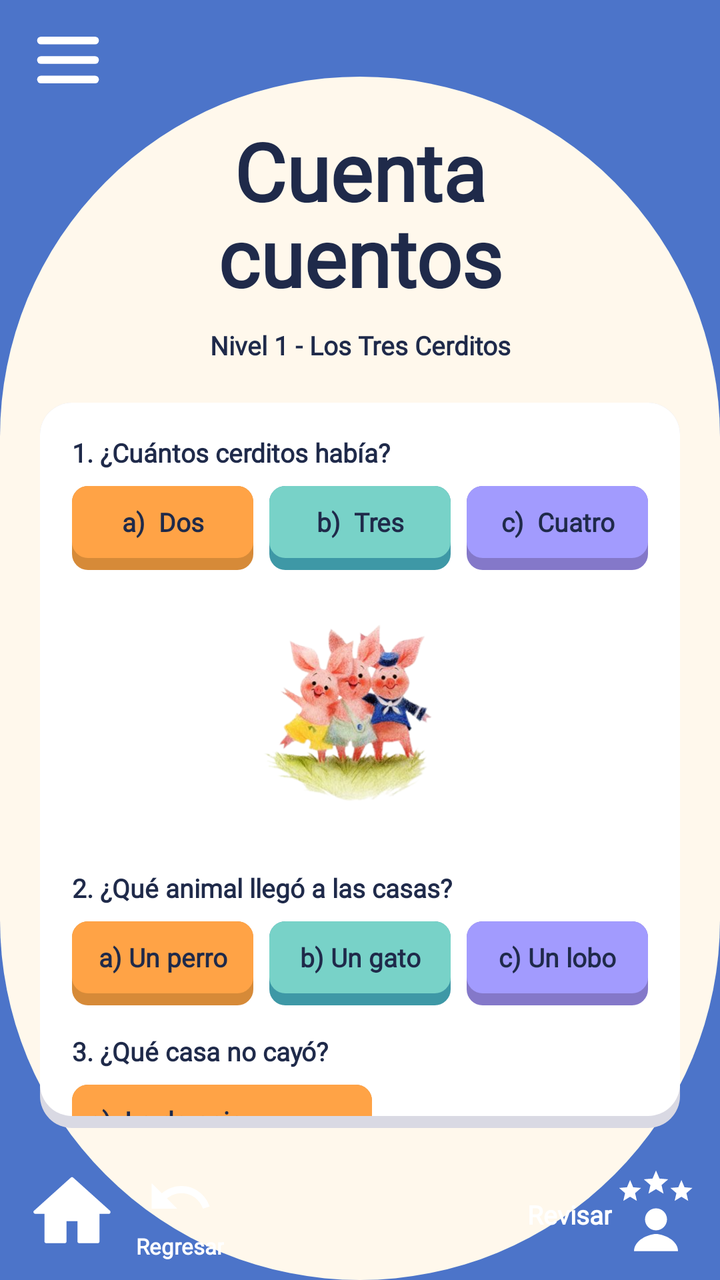
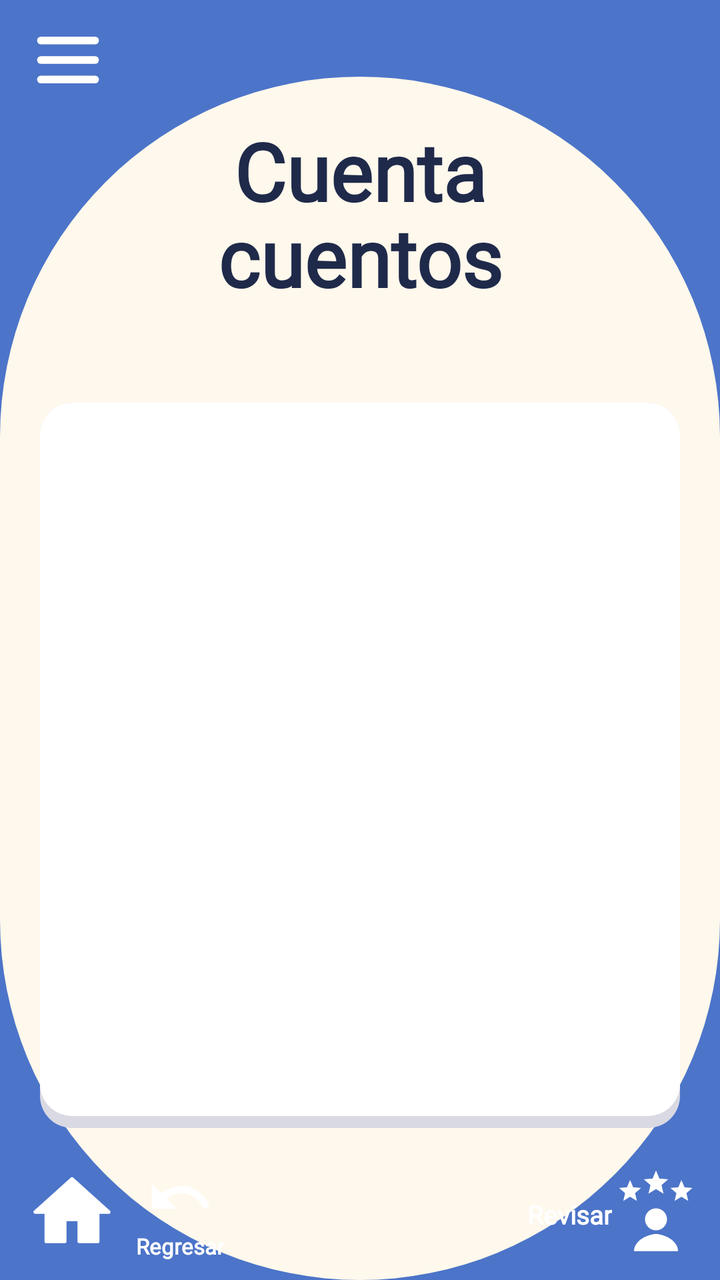

Compare the two renders of this Android layout. The source of the first and the diff that turns it into the second are given below.
<!-- AndroidManifest.xml: application theme Theme.Wordy -->
<!-- res/layout/activity_cuento_preguntas.xml -->
<?xml version="1.0" encoding="utf-8"?>
<androidx.constraintlayout.widget.ConstraintLayout
    xmlns:android="http://schemas.android.com/apk/res/android"
    xmlns:app="http://schemas.android.com/apk/res-auto"
    xmlns:tools="http://schemas.android.com/tools"
    android:layout_width="match_parent"
    android:layout_height="match_parent"
    android:background="@color/wordy_blue"
    android:fitsSystemWindows="true"
    tools:context=".CuentoPreguntasActivity"
    tools:ignore="HardcodedText">

    <androidx.constraintlayout.widget.Guideline
        android:id="@+id/glCremaTop"
        android:layout_width="wrap_content"
        android:layout_height="wrap_content"
        android:orientation="horizontal"
        app:layout_constraintGuide_percent="0.06" />

    <View
        android:id="@+id/bgCrema"
        android:layout_width="0dp"
        android:layout_height="0dp"
        android:background="@drawable/bg_oval_cream"
        app:layout_constraintBottom_toBottomOf="parent"
        app:layout_constraintEnd_toEndOf="parent"
        app:layout_constraintStart_toStartOf="parent"
        app:layout_constraintTop_toTopOf="@id/glCremaTop" />

    <include
        android:id="@+id/header"
        layout="@layout/header_wordy"
        android:layout_width="match_parent"
        android:layout_height="wrap_content"
        app:layout_constraintTop_toTopOf="parent" />

    <TextView
        android:id="@+id/tvTitulo"
        style="@style/WordyTitulo"
        android:layout_marginTop="4dp"
        android:text="@string/titulo_cuenta_cuentos"
        app:layout_constraintEnd_toEndOf="parent"
        app:layout_constraintStart_toStartOf="parent"
        app:layout_constraintTop_toBottomOf="@id/header" />

    <TextView
        android:id="@+id/tvSubtitulo"
        style="@style/WordySubtitulo"
        android:layout_marginTop="10dp"
        android:text="@string/subtitulo_lectura"
        app:layout_constraintEnd_toEndOf="parent"
        app:layout_constraintStart_toStartOf="parent"
        app:layout_constraintTop_toBottomOf="@id/tvTitulo" />

    <androidx.core.widget.NestedScrollView
        android:id="@+id/cardPreguntas"
        android:layout_width="0dp"
        android:layout_height="0dp"
        android:layout_marginStart="20dp"
        android:layout_marginTop="20dp"
        android:layout_marginEnd="20dp"
        android:layout_marginBottom="10dp"
        android:background="@drawable/bg_card_white"
        android:paddingBottom="6dp"
        app:layout_constraintBottom_toTopOf="@id/footer"
        app:layout_constraintEnd_toEndOf="parent"
        app:layout_constraintStart_toStartOf="parent"
        app:layout_constraintTop_toBottomOf="@id/tvSubtitulo">

        <LinearLayout
            android:layout_width="match_parent"
            android:layout_height="wrap_content"
            android:orientation="vertical"
            android:padding="16dp">

            <TextView
                style="@style/WordyCuerpo"
                android:layout_width="wrap_content"
                android:layout_height="wrap_content"
                android:text="1. ¿Cuántos cerditos había?" />

            <LinearLayout
                android:layout_width="match_parent"
                android:layout_height="wrap_content"
                android:layout_marginTop="8dp"
                android:orientation="horizontal">

                <TextView
                    android:id="@+id/p1OpcionA"
                    style="@style/WordyOpcion"
                    android:layout_width="0dp"
                    android:layout_weight="1"
                    android:background="@drawable/bg_field_orange"
                    android:text="a)  Dos" />

                <TextView
                    android:id="@+id/p1OpcionB"
                    style="@style/WordyOpcion"
                    android:layout_width="0dp"
                    android:layout_marginStart="8dp"
                    android:layout_weight="1"
                    android:background="@drawable/bg_field_teal"
                    android:text="b)  Tres" />

                <TextView
                    android:id="@+id/p1OpcionC"
                    style="@style/WordyOpcion"
                    android:layout_width="0dp"
                    android:layout_marginStart="8dp"
                    android:layout_weight="1"
                    android:background="@drawable/bg_field_purple"
                    android:text="c)  Cuatro" />
            </LinearLayout>

            <ImageView
                android:id="@+id/ivCerditos"
                android:layout_width="match_parent"
                android:layout_height="130dp"
                android:layout_marginTop="10dp"
                android:contentDescription="@null"
                android:src="@drawable/img_tres_cerditos" />

            <TextView
                style="@style/WordyCuerpo"
                android:layout_width="wrap_content"
                android:layout_height="wrap_content"
                android:layout_marginTop="10dp"
                android:text="2. ¿Qué animal llegó a las casas?" />

            <LinearLayout
                android:layout_width="match_parent"
                android:layout_height="wrap_content"
                android:layout_marginTop="8dp"
                android:orientation="horizontal">

                <TextView
                    android:id="@+id/p2OpcionA"
                    style="@style/WordyOpcion"
                    android:layout_width="0dp"
                    android:layout_weight="1"
                    android:background="@drawable/bg_field_orange"
                    android:text="a) Un perro" />

                <TextView
                    android:id="@+id/p2OpcionB"
                    style="@style/WordyOpcion"
                    android:layout_width="0dp"
                    android:layout_marginStart="8dp"
                    android:layout_weight="1"
                    android:background="@drawable/bg_field_teal"
                    android:text="b) Un gato" />

                <TextView
                    android:id="@+id/p2OpcionC"
                    style="@style/WordyOpcion"
                    android:layout_width="0dp"
                    android:layout_marginStart="8dp"
                    android:layout_weight="1"
                    android:background="@drawable/bg_field_purple"
                    android:text="c) Un lobo" />
            </LinearLayout>

            <TextView
                style="@style/WordyCuerpo"
                android:layout_width="wrap_content"
                android:layout_height="wrap_content"
                android:layout_marginTop="14dp"
                android:text="3. ¿Qué casa no cayó?" />

            <TextView
                android:id="@+id/p3OpcionA"
                style="@style/WordyOpcion"
                android:layout_width="150dp"
                android:layout_marginTop="8dp"
                android:background="@drawable/bg_field_orange"
                android:gravity="center_vertical"
                android:text="a)  La de paja" />

            <TextView
                android:id="@+id/p3OpcionB"
                style="@style/WordyOpcion"
                android:layout_width="150dp"
                android:layout_marginTop="8dp"
                android:background="@drawable/bg_field_teal"
                android:gravity="center_vertical"
                android:text="b)  La de madera" />

            <TextView
                android:id="@+id/p3OpcionC"
                style="@style/WordyOpcion"
                android:layout_width="150dp"
                android:layout_marginTop="8dp"
                android:background="@drawable/bg_field_purple"
                android:gravity="center_vertical"
                android:text="c)  La de piedra" />
        </LinearLayout>
    </androidx.core.widget.NestedScrollView>

    <include
        android:id="@+id/footer"
        layout="@layout/footer_home_regresar_revisar"
        android:layout_width="match_parent"
        android:layout_height="wrap_content"
        app:layout_constraintBottom_toBottomOf="parent" />
</androidx.constraintlayout.widget.ConstraintLayout>
<!-- res/layout/header_wordy.xml (included above) -->
<?xml version="1.0" encoding="utf-8"?>
<androidx.constraintlayout.widget.ConstraintLayout
    xmlns:android="http://schemas.android.com/apk/res/android"
    xmlns:app="http://schemas.android.com/apk/res-auto"
    android:layout_width="match_parent"
    android:layout_height="64dp">

    <ImageView
        android:id="@+id/btnMenu"
        android:layout_width="48dp"
        android:layout_height="48dp"
        android:layout_marginStart="10dp"
        android:background="?attr/selectableItemBackgroundBorderless"
        android:contentDescription="@string/menu"
        android:padding="6dp"
        android:src="@drawable/ic_hamburguesa"
        app:layout_constraintBottom_toBottomOf="parent"
        app:layout_constraintStart_toStartOf="parent"
        app:layout_constraintTop_toTopOf="parent" />

    <FrameLayout
        android:layout_width="160dp"
        android:layout_height="60dp"
        android:layout_marginEnd="6dp"
        app:layout_constraintBottom_toBottomOf="parent"
        app:layout_constraintEnd_toEndOf="parent"
        app:layout_constraintTop_toTopOf="parent">

        <ImageView
            android:layout_width="160dp"
            android:layout_height="wrap_content"
            android:layout_marginTop="-111dp"
            android:adjustViewBounds="true"
            android:contentDescription="@string/logo_wordy"
            android:src="@drawable/logo_wordy" />
    </FrameLayout>
</androidx.constraintlayout.widget.ConstraintLayout>
<!-- res/layout/footer_home_regresar_revisar.xml (included above) -->
<?xml version="1.0" encoding="utf-8"?>
<androidx.constraintlayout.widget.ConstraintLayout
    xmlns:android="http://schemas.android.com/apk/res/android"
    xmlns:app="http://schemas.android.com/apk/res-auto"
    android:layout_width="match_parent"
    android:layout_height="wrap_content"
    android:paddingStart="10dp"
    android:paddingTop="6dp"
    android:paddingEnd="10dp"
    android:paddingBottom="8dp">

    <ImageView
        android:id="@+id/btnHome"
        android:layout_width="52dp"
        android:layout_height="52dp"
        android:background="?attr/selectableItemBackgroundBorderless"
        android:contentDescription="@string/inicio"
        android:padding="4dp"
        android:src="@drawable/ic_home"
        app:layout_constraintBottom_toBottomOf="parent"
        app:layout_constraintStart_toStartOf="parent"
        app:layout_constraintTop_toTopOf="parent" />

    <LinearLayout
        android:id="@+id/btnRegresar"
        android:layout_width="wrap_content"
        android:layout_height="wrap_content"
        android:layout_marginStart="6dp"
        android:background="?attr/selectableItemBackgroundBorderless"
        android:clickable="true"
        android:focusable="true"
        android:gravity="center_horizontal"
        android:orientation="vertical"
        app:layout_constraintBottom_toBottomOf="parent"
        app:layout_constraintStart_toEndOf="@id/btnHome"
        app:layout_constraintTop_toTopOf="parent">

        <ImageView
            android:layout_width="38dp"
            android:layout_height="34dp"
            android:contentDescription="@string/regresar"
            android:src="@drawable/ic_regresar" />

        <TextView
            style="@style/WordyFooterTexto"
            android:layout_width="wrap_content"
            android:layout_height="wrap_content"
            android:text="@string/regresar" />
    </LinearLayout>

    <LinearLayout
        android:id="@+id/btnRevisar"
        android:layout_width="wrap_content"
        android:layout_height="wrap_content"
        android:background="?attr/selectableItemBackgroundBorderless"
        android:clickable="true"
        android:focusable="true"
        android:gravity="bottom"
        android:orientation="horizontal"
        app:layout_constraintBottom_toBottomOf="parent"
        app:layout_constraintEnd_toEndOf="parent"
        app:layout_constraintTop_toTopOf="parent">

        <TextView
            style="@style/WordyFooterTexto"
            android:layout_width="wrap_content"
            android:layout_height="wrap_content"
            android:layout_marginBottom="6dp"
            android:text="@string/revisar"
            android:textSize="13sp" />

        <ImageView
            android:layout_width="44dp"
            android:layout_height="44dp"
            android:contentDescription="@string/revisar"
            android:src="@drawable/ic_revisar" />
    </LinearLayout>
</androidx.constraintlayout.widget.ConstraintLayout>
<!-- resources referenced by this layout -->
<resources>
  <color name="wordy_blue">#4C74C9</color>
  <!-- drawable bg_field_orange (drawable) -->
  <layer-list xmlns:android="http://schemas.android.com/apk/res/android">
      <item>
          <shape><solid android:color="@color/wordy_orange_dark"/><corners android:radius="8dp"/></shape>
      </item>
      <item android:bottom="6dp">
          <shape><solid android:color="@color/wordy_orange"/><corners android:radius="8dp"/></shape>
      </item>
  </layer-list>
  <!-- drawable bg_field_purple (drawable) -->
  <layer-list xmlns:android="http://schemas.android.com/apk/res/android">
      <item>
          <shape><solid android:color="@color/wordy_purple_dark"/><corners android:radius="8dp"/></shape>
      </item>
      <item android:bottom="6dp">
          <shape><solid android:color="@color/wordy_purple"/><corners android:radius="8dp"/></shape>
      </item>
  </layer-list>
  <!-- drawable bg_field_teal (drawable) -->
  <layer-list xmlns:android="http://schemas.android.com/apk/res/android">
      <item>
          <shape><solid android:color="@color/wordy_teal_dark"/><corners android:radius="8dp"/></shape>
      </item>
      <item android:bottom="6dp">
          <shape><solid android:color="@color/wordy_teal"/><corners android:radius="8dp"/></shape>
      </item>
  </layer-list>
  <!-- drawable bg_oval_cream (drawable) -->
  <shape xmlns:android="http://schemas.android.com/apk/res/android"
      android:shape="rectangle">
      <solid android:color="@color/wordy_cream"/>
      <corners android:radius="230dp"/>
  </shape>
  <!-- drawable img_tres_cerditos: png bitmap (drawable, 676595 bytes) -->
  <string name="inicio">Inicio</string>
  <string name="logo_wordy">Logo de Wordy</string>
  <string name="menu">Menú</string>
  <string name="regresar">Regresar</string>
  <string name="revisar">Revisar</string>
  <string name="subtitulo_lectura">Nivel 1 - Los Tres Cerditos</string>
  <string name="titulo_cuenta_cuentos">Cuenta\ncuentos</string>
  <style name="WordyCuerpo">
          <item name="android:fontFamily">@font/varela_normal</item>
          <item name="android:lineSpacingMultiplier">1.12</item>
          <item name="android:textColor">@color/wordy_navy</item>
          <item name="android:textSize">13sp</item>
          <item name="android:textStyle">bold</item>
      </style>
  <style name="WordyFooterTexto">
          <item name="android:fontFamily">@font/varela_normal</item>
          <item name="android:textColor">@color/wordy_white</item>
          <item name="android:textSize">11sp</item>
          <item name="android:textStyle">bold</item>
      </style>
  <style name="WordyOpcion">
          <item name="android:layout_height">42dp</item>
          <item name="android:clickable">true</item>
          <item name="android:focusable">true</item>
          <item name="android:fontFamily">@font/varela_normal</item>
          <item name="android:gravity">center</item>
          <item name="android:maxLines">1</item>
          <item name="android:paddingBottom">6dp</item>
          <item name="android:paddingStart">8dp</item>
          <item name="android:paddingEnd">8dp</item>
          <item name="android:textColor">@color/wordy_navy</item>
          <item name="android:textSize">13sp</item>
          <item name="android:textStyle">bold</item>
      </style>
  <style name="Theme.Wordy" parent="Base.Theme.Wordy" />
  <color name="wordy_shadow_gray">#D9D9E3</color>
  <color name="wordy_orange_dark">#D68A38</color>
  <color name="wordy_orange">#FFA346</color>
  <color name="wordy_purple_dark">#8478C9</color>
  <color name="wordy_purple">#A29BFE</color>
  <color name="wordy_teal_dark">#3E98A6</color>
  <color name="wordy_teal">#78D2C8</color>
  <color name="wordy_cream">#FFF8EC</color>
  <color name="wordy_navy">#1F2A4A</color>
  <color name="wordy_white">#FFFF</color>
  <style name="Base.Theme.Wordy" parent="Theme.Material3.DayNight.NoActionBar">
          
          
      </style>
  <!-- unchanged entries left out for length: 8 -->
</resources>

<!-- the commit's change to res/layout/activity_cuento_preguntas.xml (unified diff, before → after) -->
@@ -7,8 +7,7 @@
     android:layout_height="match_parent"
     android:background="@color/wordy_blue"
     android:fitsSystemWindows="true"
-    tools:context=".CuentoPreguntasActivity"
-    tools:ignore="HardcodedText">
+    tools:context=".CuentoPreguntasActivity">
 
     <androidx.constraintlayout.widget.Guideline
         android:id="@+id/glCremaTop"
@@ -47,7 +46,6 @@
         android:id="@+id/tvSubtitulo"
         style="@style/WordySubtitulo"
         android:layout_marginTop="10dp"
-        android:text="@string/subtitulo_lectura"
         app:layout_constraintEnd_toEndOf="parent"
         app:layout_constraintStart_toStartOf="parent"
         app:layout_constraintTop_toBottomOf="@id/tvTitulo" />
@@ -68,132 +66,14 @@
         app:layout_constraintTop_toBottomOf="@id/tvSubtitulo">
 
         <LinearLayout
+            android:id="@+id/llPreguntas"
             android:layout_width="match_parent"
             android:layout_height="wrap_content"
             android:orientation="vertical"
-            android:padding="16dp">
-
-            <TextView
-                style="@style/WordyCuerpo"
-                android:layout_width="wrap_content"
-                android:layout_height="wrap_content"
-                android:text="1. ¿Cuántos cerditos había?" />
-
-            <LinearLayout
-                android:layout_width="match_parent"
-                android:layout_height="wrap_content"
-                android:layout_marginTop="8dp"
-                android:orientation="horizontal">
-
-                <TextView
-                    android:id="@+id/p1OpcionA"
-                    style="@style/WordyOpcion"
-                    android:layout_width="0dp"
-                    android:layout_weight="1"
-                    android:background="@drawable/bg_field_orange"
-                    android:text="a)  Dos" />
-
-                <TextView
-                    android:id="@+id/p1OpcionB"
-                    style="@style/WordyOpcion"
-                    android:layout_width="0dp"
-                    android:layout_marginStart="8dp"
-                    android:layout_weight="1"
-                    android:background="@drawable/bg_field_teal"
-                    android:text="b)  Tres" />
-
-                <TextView
-                    android:id="@+id/p1OpcionC"
-                    style="@style/WordyOpcion"
-                    android:layout_width="0dp"
-                    android:layout_marginStart="8dp"
-                    android:layout_weight="1"
-                    android:background="@drawable/bg_field_purple"
-                    android:text="c)  Cuatro" />
-            </LinearLayout>
-
-            <ImageView
-                android:id="@+id/ivCerditos"
-                android:layout_width="match_parent"
-                android:layout_height="130dp"
-                android:layout_marginTop="10dp"
-                android:contentDescription="@null"
-                android:src="@drawable/img_tres_cerditos" />
-
-            <TextView
-                style="@style/WordyCuerpo"
-                android:layout_width="wrap_content"
-                android:layout_height="wrap_content"
-                android:layout_marginTop="10dp"
-                android:text="2. ¿Qué animal llegó a las casas?" />
-
-            <LinearLayout
-                android:layout_width="match_parent"
-                android:layout_height="wrap_content"
-                android:layout_marginTop="8dp"
-                android:orientation="horizontal">
-
-                <TextView
-                    android:id="@+id/p2OpcionA"
-                    style="@style/WordyOpcion"
-                    android:layout_width="0dp"
-                    android:layout_weight="1"
-                    android:background="@drawable/bg_field_orange"
-                    android:text="a) Un perro" />
-
-                <TextView
-                    android:id="@+id/p2OpcionB"
-                    style="@style/WordyOpcion"
-                    android:layout_width="0dp"
-                    android:layout_marginStart="8dp"
-                    android:layout_weight="1"
-                    android:background="@drawable/bg_field_teal"
-                    android:text="b) Un gato" />
-
-                <TextView
-                    android:id="@+id/p2OpcionC"
-                    style="@style/WordyOpcion"
-                    android:layout_width="0dp"
-                    android:layout_marginStart="8dp"
-                    android:layout_weight="1"
-                    android:background="@drawable/bg_field_purple"
-                    android:text="c) Un lobo" />
-            </LinearLayout>
-
-            <TextView
-                style="@style/WordyCuerpo"
-                android:layout_width="wrap_content"
-                android:layout_height="wrap_content"
-                android:layout_marginTop="14dp"
-                android:text="3. ¿Qué casa no cayó?" />
-
-            <TextView
-                android:id="@+id/p3OpcionA"
-                style="@style/WordyOpcion"
-                android:layout_width="150dp"
-                android:layout_marginTop="8dp"
-                android:background="@drawable/bg_field_orange"
-                android:gravity="center_vertical"
-                android:text="a)  La de paja" />
-
-            <TextView
-                android:id="@+id/p3OpcionB"
-                style="@style/WordyOpcion"
-                android:layout_width="150dp"
-                android:layout_marginTop="8dp"
-                android:background="@drawable/bg_field_teal"
-                android:gravity="center_vertical"
-                android:text="b)  La de madera" />
-
-            <TextView
-                android:id="@+id/p3OpcionC"
-                style="@style/WordyOpcion"
-                android:layout_width="150dp"
-                android:layout_marginTop="8dp"
-                android:background="@drawable/bg_field_purple"
-                android:gravity="center_vertical"
-                android:text="c)  La de piedra" />
-        </LinearLayout>
+            android:paddingStart="16dp"
+            android:paddingTop="4dp"
+            android:paddingEnd="16dp"
+            android:paddingBottom="16dp" />
     </androidx.core.widget.NestedScrollView>
 
     <include
<!-- resource entries referenced after the edit -->
@@ -1,82 +1,26 @@
 <!-- resources referenced by this layout -->
 <resources>
   <color name="wordy_blue">#4C74C9</color>
-  <!-- drawable bg_field_orange (drawable) -->
-  <layer-list xmlns:android="http://schemas.android.com/apk/res/android">
-      <item>
-          <shape><solid android:color="@color/wordy_orange_dark"/><corners android:radius="8dp"/></shape>
-      </item>
-      <item android:bottom="6dp">
-          <shape><solid android:color="@color/wordy_orange"/><corners android:radius="8dp"/></shape>
-      </item>
-  </layer-list>
-  <!-- drawable bg_field_purple (drawable) -->
-  <layer-list xmlns:android="http://schemas.android.com/apk/res/android">
-      <item>
-          <shape><solid android:color="@color/wordy_purple_dark"/><corners android:radius="8dp"/></shape>
-      </item>
-      <item android:bottom="6dp">
-          <shape><solid android:color="@color/wordy_purple"/><corners android:radius="8dp"/></shape>
-      </item>
-  </layer-list>
-  <!-- drawable bg_field_teal (drawable) -->
-  <layer-list xmlns:android="http://schemas.android.com/apk/res/android">
-      <item>
-          <shape><solid android:color="@color/wordy_teal_dark"/><corners android:radius="8dp"/></shape>
-      </item>
-      <item android:bottom="6dp">
-          <shape><solid android:color="@color/wordy_teal"/><corners android:radius="8dp"/></shape>
-      </item>
-  </layer-list>
   <!-- drawable bg_oval_cream (drawable) -->
   <shape xmlns:android="http://schemas.android.com/apk/res/android"
       android:shape="rectangle">
       <solid android:color="@color/wordy_cream"/>
       <corners android:radius="230dp"/>
   </shape>
-  <!-- drawable img_tres_cerditos: png bitmap (drawable, 676595 bytes) -->
   <string name="inicio">Inicio</string>
   <string name="logo_wordy">Logo de Wordy</string>
   <string name="menu">Menú</string>
   <string name="regresar">Regresar</string>
   <string name="revisar">Revisar</string>
-  <string name="subtitulo_lectura">Nivel 1 - Los Tres Cerditos</string>
   <string name="titulo_cuenta_cuentos">Cuenta\ncuentos</string>
-  <style name="WordyCuerpo">
-          <item name="android:fontFamily">@font/varela_normal</item>
-          <item name="android:lineSpacingMultiplier">1.12</item>
-          <item name="android:textColor">@color/wordy_navy</item>
-          <item name="android:textSize">13sp</item>
-          <item name="android:textStyle">bold</item>
-      </style>
   <style name="WordyFooterTexto">
           <item name="android:fontFamily">@font/varela_normal</item>
           <item name="android:textColor">@color/wordy_white</item>
           <item name="android:textSize">11sp</item>
           <item name="android:textStyle">bold</item>
       </style>
-  <style name="WordyOpcion">
-          <item name="android:layout_height">42dp</item>
-          <item name="android:clickable">true</item>
-          <item name="android:focusable">true</item>
-          <item name="android:fontFamily">@font/varela_normal</item>
-          <item name="android:gravity">center</item>
-          <item name="android:maxLines">1</item>
-          <item name="android:paddingBottom">6dp</item>
-          <item name="android:paddingStart">8dp</item>
-          <item name="android:paddingEnd">8dp</item>
-          <item name="android:textColor">@color/wordy_navy</item>
-          <item name="android:textSize">13sp</item>
-          <item name="android:textStyle">bold</item>
-      </style>
   <style name="Theme.Wordy" parent="Base.Theme.Wordy" />
   <color name="wordy_shadow_gray">#D9D9E3</color>
-  <color name="wordy_orange_dark">#D68A38</color>
-  <color name="wordy_orange">#FFA346</color>
-  <color name="wordy_purple_dark">#8478C9</color>
-  <color name="wordy_purple">#A29BFE</color>
-  <color name="wordy_teal_dark">#3E98A6</color>
-  <color name="wordy_teal">#78D2C8</color>
   <color name="wordy_cream">#FFF8EC</color>
   <color name="wordy_navy">#1F2A4A</color>
   <color name="wordy_white">#FFFF</color>
